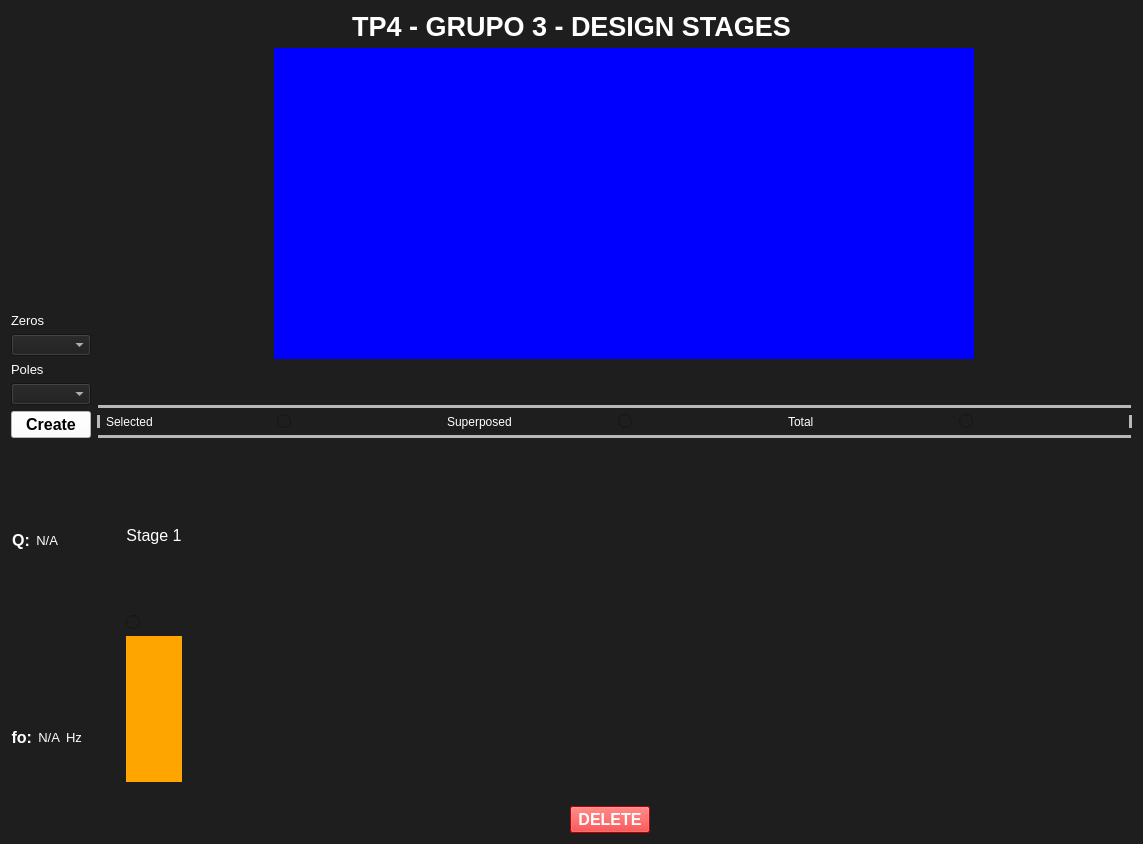
First picture: the form in Frontend/Designer/tp4_stages.ui, repository odevincenti/TC_TP4, before the edit.
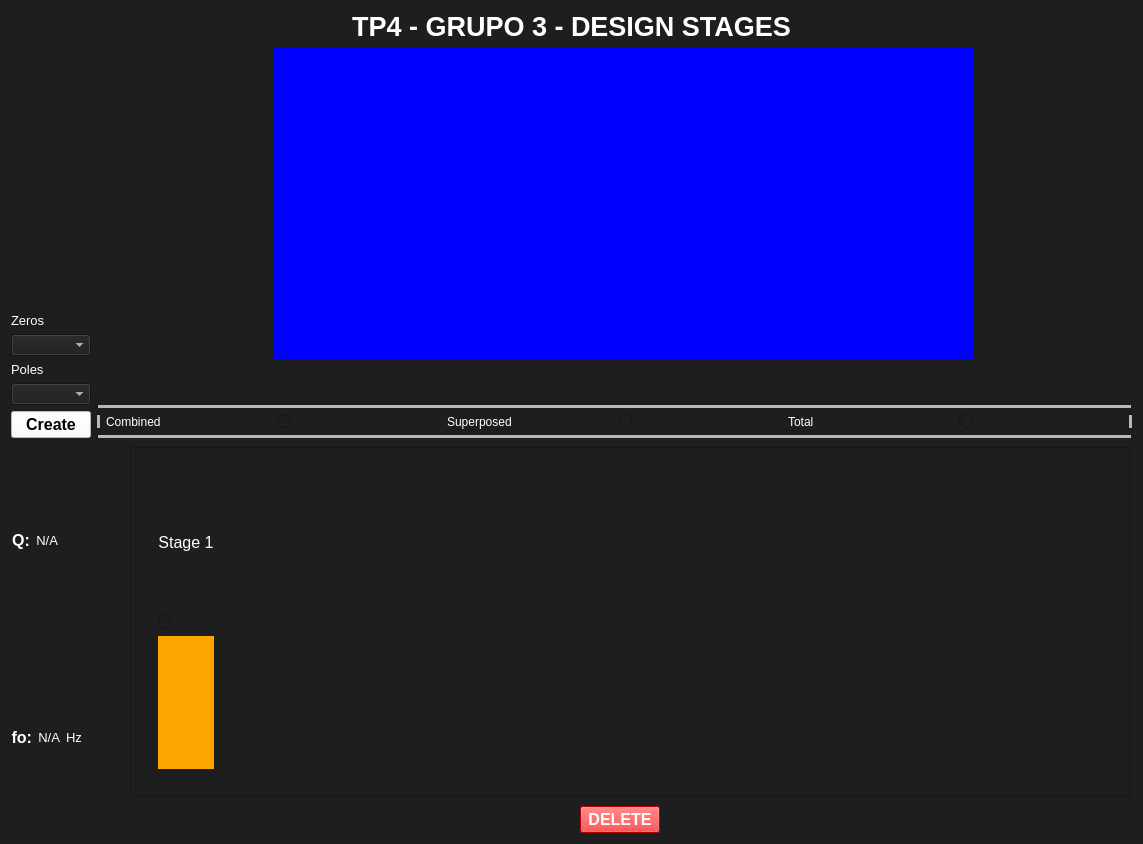
Second picture: the form after the edit. Custom widgets are drawn as their Qt base class.

Commit message: micho k-po20: Despues todo stages

```diff
--- a/Frontend/Designer/tp4_stages.ui
+++ b/Frontend/Designer/tp4_stages.ui
@@ -279,7 +279,7 @@
                 <string notr="true">color:white;</string>
                </property>
                <property name="text">
-                <string>Selected</string>
+                <string>Combined</string>
                </property>
               </widget>
              </item>
@@ -518,6 +518,19 @@
          </item>
         </layout>
        </item>
+       <item>
+        <spacer name="verticalSpacer_8">
+         <property name="orientation">
+          <enum>Qt::Vertical</enum>
+         </property>
+         <property name="sizeHint" stdset="0">
+          <size>
+           <width>20</width>
+           <height>40</height>
+          </size>
+         </property>
+        </spacer>
+       </item>
        <item>
         <layout class="QVBoxLayout" name="verticalLayout_3">
          <item>
@@ -538,11 +551,38 @@
            <item>
             <layout class="QHBoxLayout" name="horizontalLayout_16">
              <item>
-              <widget class="QWidget" name="Stages_Widget" native="true">
+              <widget class="QScrollArea" name="scrollArea">
+               <property name="sizePolicy">
+                <sizepolicy hsizetype="Minimum" vsizetype="Maximum">
+                 <horstretch>0</horstretch>
+                 <verstretch>0</verstretch>
+                </sizepolicy>
+               </property>
+               <property name="maximumSize">
+                <size>
+                 <width>1000</width>
+                 <height>350</height>
+                </size>
+               </property>
+               <property name="widgetResizable">
+                <bool>true</bool>
+               </property>
+               <widget class="QWidget" name="scrollAreaWidgetContents_2">
+                <property name="geometry">
+                 <rect>
+                  <x>0</x>
+                  <y>0</y>
+                  <width>485</width>
+                  <height>330</height>
+                 </rect>
+                </property>
+                <layout class="QHBoxLayout" name="horizontalLayout_2">
+                 <item>
+                  <widget class="QWidget" name="Stages_Widget_2" native="true">
                <property name="styleSheet">
                 <string notr="true">background:rgb(30,30,30);</string>
                </property>
-               <layout class="QHBoxLayout" name="horizontalLayout_29">
+                   <layout class="QHBoxLayout" name="horizontalLayout_30">
                 <item>
                  <layout class="QHBoxLayout" name="horizontalLayout_17">
                   <item>
@@ -640,6 +680,10 @@
                  </layout>
                 </item>
                </layout>
+                  </widget>
+                 </item>
+                </layout>
+               </widget>
               </widget>
              </item>
             </layout>
```
Left out of the diff: 24 changed lines with no effect on the pictures. Lines whose indentation alone changed are shown as unchanged. The commit also changes 2 other files.
